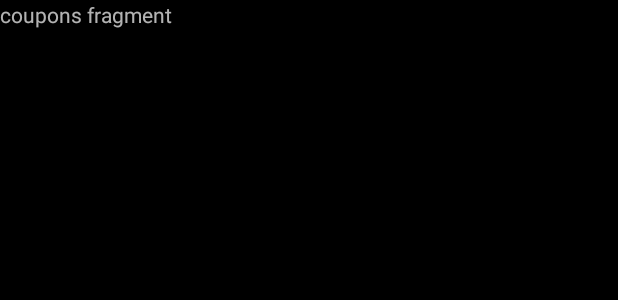
After one commit to Xiryl/Coupons-Qr-App, an Android app: the layout coupons_fragment_layout.xml on its own in the app's theme, with its tools: preview values and no code run, on a phone screen of 412 x 824 dp. The commit adds this screen. Shown: the top 300 px of the screen. Run offline under Robolectric (Android 15) with nearby library versions, the phone set to English and light mode, and no system bars.

Commit message:
Clean code
namings

```diff
--- a/QRCoupons/app/build.gradle
+++ b/QRCoupons/app/build.gradle
@@ -17,8 +17,8 @@ android {
         }
     }
 
-    dataBinding{
-        enabled=true
+    dataBinding {
+        enabled = true
     }
 }
 
--- /dev/null
+++ b/QRCoupons/app/src/main/res/layout/coupons_fragment_layout.xml
@@ -0,0 +1,18 @@
+<?xml version="1.0" encoding="utf-8"?>
+<layout>
+  <data/>
+<FrameLayout xmlns:android="http://schemas.android.com/apk/res/android"
+  xmlns:tools="http://schemas.android.com/tools"
+  android:layout_width="match_parent"
+  android:layout_height="match_parent"
+  tools:context=".fragments.CouponsFragment"
+  android:background="@color/black">
+
+  <TextView
+    android:id="@+id/frag_coupons_txt1"
+    android:layout_width="match_parent"
+    android:layout_height="match_parent"
+    android:text="coupons fragment" />
+
+</FrameLayout>
+</layout>
```
Also changed, not shown: QRCoupons/app/src/main/java/it/chiarani/qrcoupons/fragments/CouponsFragment.java (added, +42 -0 lines), QRCoupons/app/src/main/java/it/chiarani/qrcoupons/views/MainActivity.java (+15 -2 lines), QRCoupons/app/src/main/res/layout/main_activity_layout.xml (+15 -15 lines).
